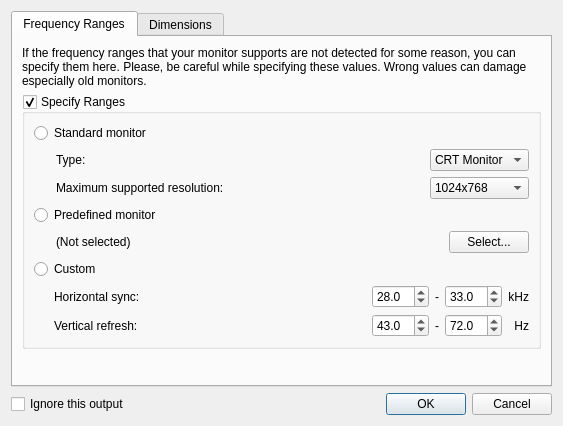
First picture: the form in kde4/display-settings/ui/output.ui, repository pars-linux/uludag, before the edit.
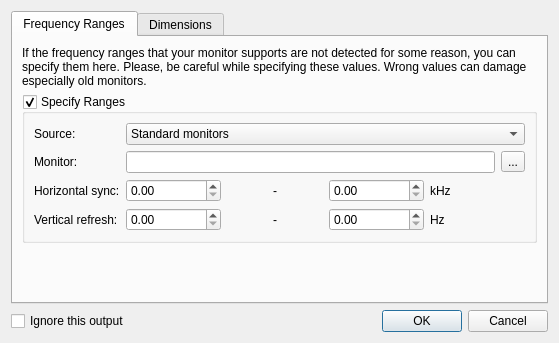
Second picture: the form after the edit.

What changed in the file:
```diff
--- a/kde4/display-settings/ui/output.ui
+++ b/kde4/display-settings/ui/output.ui
@@ -6,8 +6,8 @@
    <rect>
     <x>0</x>
     <y>0</y>
-    <width>563</width>
-    <height>426</height>
+    <width>559</width>
+    <height>343</height>
    </rect>
   </property>
   <property name="windowTitle">
@@ -23,7 +23,7 @@
       <attribute name="title">
        <string>Frequency Ranges</string>
       </attribute>
-      <layout class="QVBoxLayout" name="verticalLayout_18">
+      <layout class="QVBoxLayout" name="verticalLayout_2">
        <item>
         <widget class="QLabel" name="label">
          <property name="text">
@@ -42,277 +42,125 @@
          <property name="checkable">
           <bool>true</bool>
          </property>
-         <property name="checked">
-          <bool>true</bool>
-         </property>
-         <layout class="QVBoxLayout" name="verticalLayout_20">
+         <layout class="QVBoxLayout" name="verticalLayout">
           <item>
-           <layout class="QVBoxLayout" name="verticalLayout_19">
-            <item>
-             <widget class="QRadioButton" name="radioButton">
+           <layout class="QFormLayout" name="formLayout_2">
+            <item row="0" column="0">
+             <widget class="QLabel" name="label_8">
               <property name="text">
-               <string>Standard monitor</string>
+               <string>Source:</string>
               </property>
-              <property name="checkable">
-               <bool>true</bool>
-              </property>
              </widget>
             </item>
-            <item>
-             <layout class="QHBoxLayout" name="horizontalLayout_5">
-              <property name="leftMargin">
-               <number>22</number>
-              </property>
+            <item row="0" column="1">
+             <widget class="QComboBox" name="comboBox">
               <item>
-               <layout class="QVBoxLayout" name="verticalLayout_4">
-                <item>
-                 <widget class="QLabel" name="label_7">
-                  <property name="sizePolicy">
-                   <sizepolicy hsizetype="Expanding" vsizetype="Preferred">
-                    <horstretch>0</horstretch>
-                    <verstretch>0</verstretch>
-                   </sizepolicy>
-                  </property>
-                  <property name="text">
-                   <string>Type:</string>
-                  </property>
-                  <property name="buddy">
-                   <cstring>comboBox</cstring>
-                  </property>
-                 </widget>
-                </item>
-                <item>
-                 <widget class="QLabel" name="label_8">
-                  <property name="sizePolicy">
-                   <sizepolicy hsizetype="Expanding" vsizetype="Preferred">
-                    <horstretch>0</horstretch>
-                    <verstretch>0</verstretch>
-                   </sizepolicy>
-                  </property>
-                  <property name="text">
-                   <string>Maximum supported resolution:</string>
-                  </property>
-                  <property name="buddy">
-                   <cstring>comboBox_2</cstring>
-                  </property>
-                 </widget>
-                </item>
-               </layout>
+               <property name="text">
+                <string>Standard monitors</string>
+               </property>
               </item>
               <item>
-               <layout class="QVBoxLayout" name="verticalLayout_17">
-                <item>
-                 <widget class="QComboBox" name="comboBox">
-                  <property name="sizePolicy">
-                   <sizepolicy hsizetype="Preferred" vsizetype="Preferred">
-                    <horstretch>0</horstretch>
-                    <verstretch>0</verstretch>
-                   </sizepolicy>
-                  </property>
-                  <item>
-                   <property name="text">
-                    <string>CRT Monitor</string>
-                   </property>
-                  </item>
-                  <item>
-                   <property name="text">
-                    <string>LCD Monitor</string>
-                   </property>
-                  </item>
-                 </widget>
-                </item>
-                <item>
-                 <widget class="QComboBox" name="comboBox_2">
-                  <property name="sizePolicy">
-                   <sizepolicy hsizetype="Preferred" vsizetype="Preferred">
-                    <horstretch>0</horstretch>
-                    <verstretch>0</verstretch>
-                   </sizepolicy>
-                  </property>
-                  <item>
-                   <property name="text">
-                    <string>1024x768</string>
-                   </property>
-                  </item>
-                 </widget>
-                </item>
-               </layout>
+               <property name="text">
+                <string>Vendor/model list</string>
+               </property>
               </item>
-             </layout>
-            </item>
-           </layout>
-          </item>
-          <item>
-           <layout class="QVBoxLayout" name="verticalLayout_3">
-            <item>
-             <widget class="QRadioButton" name="radioButton_2">
-              <property name="text">
-               <string>Predefined monitor</string>
-              </property>
-             </widget>
-            </item>
-            <item>
-             <layout class="QHBoxLayout" name="horizontalLayout_3">
-              <property name="leftMargin">
-               <number>22</number>
-              </property>
               <item>
-               <widget class="QLabel" name="label_2">
-                <property name="sizePolicy">
-                 <sizepolicy hsizetype="Expanding" vsizetype="Preferred">
-                  <horstretch>0</horstretch>
-                  <verstretch>0</verstretch>
-                 </sizepolicy>
-                </property>
-                <property name="text">
-                 <string>(Not selected)</string>
-                </property>
-               </widget>
+               <property name="text">
+                <string>Custom</string>
+               </property>
               </item>
-              <item>
-               <widget class="QPushButton" name="pushButton">
-                <property name="text">
-                 <string>Select...</string>
-                </property>
-               </widget>
-              </item>
-             </layout>
+             </widget>
             </item>
-           </layout>
-          </item>
-          <item>
-           <layout class="QVBoxLayout" name="verticalLayout_16">
-            <item>
-             <widget class="QRadioButton" name="customFreqButton">
+            <item row="1" column="0">
+             <widget class="QLabel" name="label_2">
               <property name="text">
-               <string>Custom</string>
+               <string>Monitor:</string>
               </property>
              </widget>
             </item>
-            <item>
+            <item row="1" column="1">
              <layout class="QHBoxLayout" name="horizontalLayout_2">
-              <property name="leftMargin">
-               <number>20</number>
+              <item>
+               <widget class="QLineEdit" name="lineEdit"/>
+              </item>
+              <item>
+               <widget class="QToolButton" name="toolButton">
+                <property name="text">
+                 <string>...</string>
+                </property>
+               </widget>
+              </item>
+             </layout>
+            </item>
+            <item row="2" column="0">
+             <widget class="QLabel" name="label_3">
+              <property name="text">
+               <string>Horizontal sync:</string>
               </property>
+             </widget>
+            </item>
+            <item row="2" column="1">
+             <layout class="QHBoxLayout" name="horizontalLayout_3">
               <item>
-               <layout class="QVBoxLayout" name="verticalLayout">
-                <item>
-                 <widget class="QLabel" name="label_16">
-                  <property name="sizePolicy">
-                   <sizepolicy hsizetype="Expanding" vsizetype="Preferred">
-                    <horstretch>0</horstretch>
-                    <verstretch>0</verstretch>
-                   </sizepolicy>
-                  </property>
-                  <property name="text">
-                   <string>Horizontal sync:</string>
-                  </property>
-                 </widget>
-                </item>
-                <item>
-                 <widget class="QLabel" name="label_17">
-                  <property name="sizePolicy">
-                   <sizepolicy hsizetype="Expanding" vsizetype="Preferred">
-                    <horstretch>0</horstretch>
-                    <verstretch>0</verstretch>
-                   </sizepolicy>
-                  </property>
-                  <property name="text">
-                   <string>Vertical refresh:</string>
-                  </property>
-                 </widget>
-                </item>
-               </layout>
+               <widget class="QDoubleSpinBox" name="doubleSpinBox">
+                <property name="suffix">
+                 <string/>
+                </property>
+               </widget>
               </item>
               <item>
-               <layout class="QVBoxLayout" name="verticalLayout_2">
-                <item>
-                 <widget class="QDoubleSpinBox" name="doubleSpinBox">
-                  <property name="decimals">
-                   <number>1</number>
-                  </property>
-                  <property name="value">
-                   <double>28.000000000000000</double>
-                  </property>
-                 </widget>
-                </item>
-                <item>
-                 <widget class="QDoubleSpinBox" name="doubleSpinBox_3">
-                  <property name="decimals">
-                   <number>1</number>
-                  </property>
-                  <property name="value">
-                   <double>43.000000000000000</double>
-                  </property>
-                 </widget>
-                </item>
-               </layout>
+               <widget class="QLabel" name="label_5">
+                <property name="text">
+                 <string>-</string>
+                </property>
+                <property name="alignment">
+                 <set>Qt::AlignCenter</set>
+                </property>
+               </widget>
               </item>
               <item>
-               <layout class="QVBoxLayout" name="verticalLayout_5">
-                <item>
-                 <widget class="QLabel" name="label_5">
-                  <property name="text">
-                   <string>-</string>
-                  </property>
-                 </widget>
-                </item>
-                <item>
-                 <widget class="QLabel" name="label_6">
-                  <property name="text">
-                   <string>-</string>
-                  </property>
-                 </widget>
-                </item>
-               </layout>
+               <widget class="QDoubleSpinBox" name="doubleSpinBox_3"/>
               </item>
               <item>
-               <layout class="QVBoxLayout" name="verticalLayout_6">
-                <item>
-                 <widget class="QDoubleSpinBox" name="doubleSpinBox_2">
-                  <property name="decimals">
-                   <number>1</number>
-                  </property>
-                  <property name="value">
-                   <double>33.000000000000000</double>
-                  </property>
-                 </widget>
-                </item>
-                <item>
-                 <widget class="QDoubleSpinBox" name="doubleSpinBox_4">
-                  <property name="decimals">
-                   <number>1</number>
-                  </property>
-                  <property name="value">
-                   <double>72.000000000000000</double>
-                  </property>
-                 </widget>
-                </item>
-               </layout>
+               <widget class="QLabel" name="label_7">
+                <property name="text">
+                 <string>kHz</string>
+                </property>
+               </widget>
               </item>
+             </layout>
+            </item>
+            <item row="3" column="0">
+             <widget class="QLabel" name="label_4">
+              <property name="text">
+               <string>Vertical refresh:</string>
+              </property>
+             </widget>
+            </item>
+            <item row="3" column="1">
+             <layout class="QHBoxLayout" name="horizontalLayout_4">
               <item>
-               <layout class="QVBoxLayout" name="verticalLayout_8">
-                <item>
-                 <widget class="QLabel" name="label_3">
-                  <property name="text">
-                   <string>kHz</string>
-                  </property>
-                  <property name="alignment">
-                   <set>Qt::AlignRight|Qt::AlignTrailing|Qt::AlignVCenter</set>
-                  </property>
-                 </widget>
-                </item>
-                <item>
-                 <widget class="QLabel" name="label_4">
-                  <property name="text">
-                   <string>Hz</string>
-                  </property>
-                  <property name="alignment">
-                   <set>Qt::AlignRight|Qt::AlignTrailing|Qt::AlignVCenter</set>
-                  </property>
-                 </widget>
-                </item>
-               </layout>
+               <widget class="QDoubleSpinBox" name="doubleSpinBox_2"/>
+              </item>
+              <item>
+               <widget class="QLabel" name="label_6">
+                <property name="text">
+                 <string>-</string>
+                </property>
+                <property name="alignment">
+                 <set>Qt::AlignCenter</set>
+                </property>
+               </widget>
+              </item>
+              <item>
+               <widget class="QDoubleSpinBox" name="doubleSpinBox_4"/>
+              </item>
+              <item>
+               <widget class="QLabel" name="label_9">
+                <property name="text">
+                 <string>Hz</string>
+                </property>
+               </widget>
               </item>
              </layout>
             </item>
@@ -331,8 +179,8 @@
          </property>
          <property name="sizeHint" stdset="0">
           <size>
-           <width>20</width>
-           <height>13</height>
+           <width>0</width>
+           <height>16</height>
           </size>
          </property>
         </spacer>
```
Left out of the diff: 4 changed lines with no effect on the pictures.
